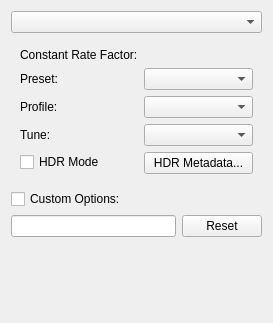
Above: libs/ui/animation/video_export_options_dialog.ui from KDE/krita before the change. Below: the same form after it.
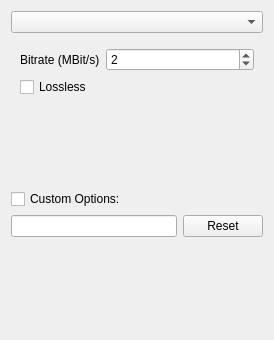
That is the form after the change. Custom widgets are drawn as their Qt base class.

Diff of the .ui file:
```diff
--- a/libs/ui/animation/video_export_options_dialog.ui
+++ b/libs/ui/animation/video_export_options_dialog.ui
@@ -6,8 +6,8 @@
    <rect>
     <x>0</x>
     <y>0</y>
-    <width>273</width>
-    <height>323</height>
+    <width>274</width>
+    <height>340</height>
    </rect>
   </property>
   <layout class="QVBoxLayout" name="verticalLayout_2" stretch="0,0,0,1">
@@ -17,7 +17,7 @@
    <item>
     <widget class="QStackedWidget" name="stackedWidget">
      <property name="currentIndex">
-      <number>1</number>
+      <number>3</number>
      </property>
      <widget class="QWidget" name="pgH264">
       <layout class="QFormLayout" name="formLayout">
@@ -156,6 +156,31 @@
        </item>
       </layout>
      </widget>
+     <widget class="QWidget" name="pgVP9">
+      <layout class="QFormLayout" name="formLayout_3">
+       <item row="0" column="0">
+        <widget class="QLabel" name="label">
+         <property name="text">
+          <string>Bitrate (MBit/s)</string>
+         </property>
+        </widget>
+       </item>
+       <item row="0" column="1">
+        <widget class="QSpinBox" name="vp9Mbits">
+         <property name="value">
+          <number>2</number>
+         </property>
+        </widget>
+       </item>
+       <item row="1" column="0">
+        <widget class="QCheckBox" name="vp9Lossless">
+         <property name="text">
+          <string>Lossless</string>
+         </property>
+        </widget>
+       </item>
+      </layout>
+     </widget>
     </widget>
    </item>
    <item>
```
